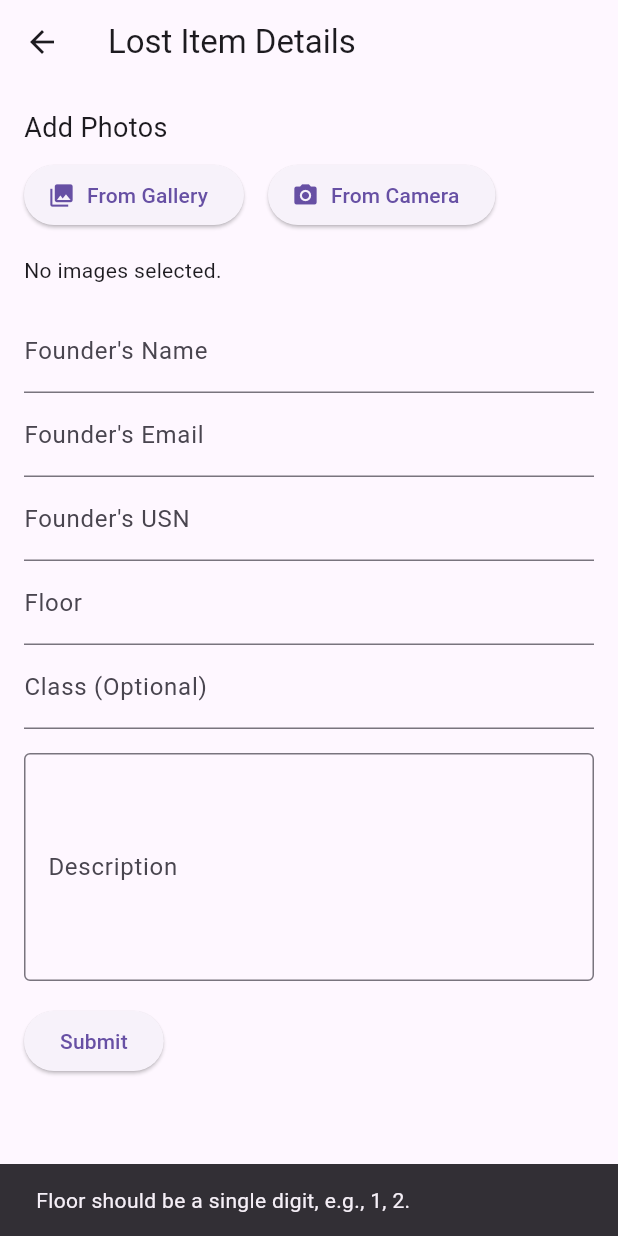
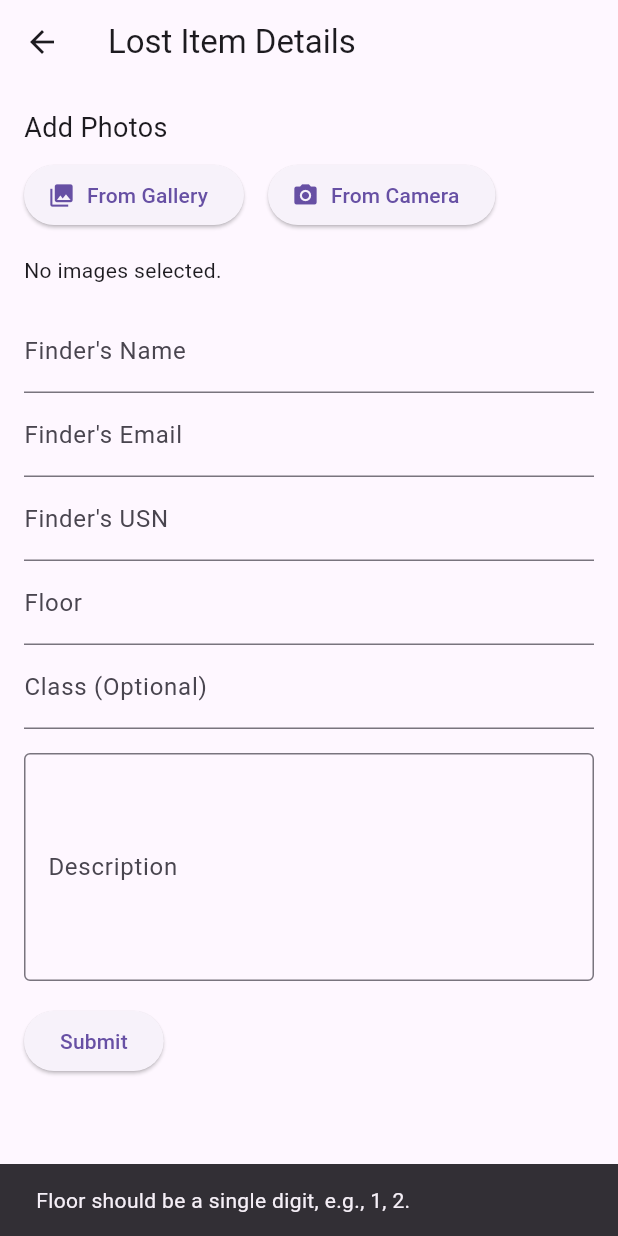
Before and after one commit to nishanthhks/Find-It-Fast, a Flutter app: the LostItemDetailsPage screen opened by its route, after a tap on "Submit", on a phone screen of 412 x 824 dp. Run offline on Flutter 3.47's test engine with Material 3 defaults, Android fonts, the phone set to English and light mode, and no system bars; our stand-ins replace cloud_firestore, firebase_auth, firebase_core, firebase_storage, image_picker; accounts and stored records are empty.

Commit message:
some grammer chages

```diff
--- a/lib/main.dart
+++ b/lib/main.dart
@@ -44,6 +44,7 @@ class MyApp extends StatelessWidget {
         // home: StudentHomePage(),
         home: _buildAuthStateWidget(),
         routes: {
+          // "/": (context) => _buildAuthStateWidget(),
           MyRouts.adminStudentButtonRout: (context) => AdminStudentButtonPage(),
           MyRouts.adminLoginRout: (context) => AdminLoginPage(),
           MyRouts.studentLoginRout: (context) => StudentLoginPage(),
--- a/lib/pages/admin_home_page.dart
+++ b/lib/pages/admin_home_page.dart
@@ -94,7 +94,7 @@ class _AdminHomePageState extends State<AdminHomePage> {
                         child: Column(
                           crossAxisAlignment: CrossAxisAlignment.start,
                           children: [
-                            Text('Founder: ${data['founderName']}'),
+                            Text('Finder: ${data['finderName']}'),
                             Text('Date: ${data['date']}'),
                           ],
                         ),
@@ -250,9 +250,9 @@ class _ItemDetailsDialogState extends State<ItemDetailsDialog> {
                 Text('Description: ${widget.data['description']}'),
                 Text('Floor: ${widget.data['floor']}'),
                 Text('Class: ${widget.data['class']}'),
-                Text('Founder: ${widget.data['founderName']}'),
-                Text('Founder Email: ${widget.data['founderEmail']}'),
-                Text('Founder USN: ${widget.data['founderUsn']}'),
+                Text("Finder's: ${widget.data['finderName']}"),
+                Text("Finder's Email: ${widget.data['finderEmail']}"),
+                Text("Finder's USN: ${widget.data['finderUsn']}"),
                 Text('Date: ${widget.data['date']}'),
                 SizedBox(height: 16),
                 ElevatedButton(
--- a/lib/pages/lost_item_bin_catalog.dart
+++ b/lib/pages/lost_item_bin_catalog.dart
@@ -58,7 +58,7 @@ class LostItemBinCatalog extends StatelessWidget {
                         child: Column(
                           crossAxisAlignment: CrossAxisAlignment.start,
                           children: [
-                            Text('Founder: ${data['founderName']}'),
+                            Text('Finder: ${data['finderName']}'),
                             Text('Date: ${data['date']}'),
                           ],
                         ),
@@ -116,9 +116,9 @@ class CollectedItemDetailsDialog extends StatelessWidget {
                 Text('Description: ${data['description']}'),
                 Text('Floor: ${data['floor']}'),
                 Text('Class: ${data['class']}'),
-                Text('Founder: ${data['founderName']}'),
-                Text('Founder Email: ${data['founderEmail']}'),
-                Text('Founder USN: ${data['founderUsn']}'),
+                Text("Finders's: ${data['finderName']}"),
+                Text("Finders's Email: ${data['finderEmail']}"),
+                Text("Finders's USN: ${data['finderUsn']}"),
                 Text('Date: ${data['date']}'),
                 SizedBox(height: 16),
                 Text('Receiver Name: ${data['receiverName']}'),
--- a/lib/pages/lost_item_details_page.dart
+++ b/lib/pages/lost_item_details_page.dart
@@ -18,9 +18,9 @@ class _LostItemDetailsPageState extends State<LostItemDetailsPage> {
 
   final TextEditingController floorController = TextEditingController();
   final TextEditingController classController = TextEditingController();
-  final TextEditingController founderNameController = TextEditingController();
-  final TextEditingController founderUsnController = TextEditingController();
-  final TextEditingController founderEmailController = TextEditingController();
+  final TextEditingController finderNameController = TextEditingController();
+  final TextEditingController finderUsnController = TextEditingController();
+  final TextEditingController finderEmailController = TextEditingController();
   final TextEditingController descriptionController = TextEditingController();
 
   List<XFile> selectedImages = [];
@@ -59,7 +59,7 @@ class _LostItemDetailsPageState extends State<LostItemDetailsPage> {
         String fileName = DateTime.now().millisecondsSinceEpoch.toString();
         UploadTask uploadTask = FirebaseStorage.instance
             .ref()
-            .child(founderUsnController.text)
+            .child(finderUsnController.text)
             .child(fileName)
             .putFile(file);
 
@@ -101,9 +101,9 @@ class _LostItemDetailsPageState extends State<LostItemDetailsPage> {
         'date': formattedDate,
         'floor': floorController.text,
         'class': classController.text,
-        'founderEmail': founderEmailController.text,
-        'founderUsn': founderUsnController.text,
-        'founderName': founderNameController.text,
+        'finderEmail': finderEmailController.text,
+        'finderUsn': finderUsnController.text,
+        'finderName': finderNameController.text,
         'description': descriptionController.text,
       });
       print('Details saved to Firestore'); // Debug print
@@ -137,24 +137,24 @@ class _LostItemDetailsPageState extends State<LostItemDetailsPage> {
       );
       return false;
     }
-    if (founderNameController.text.isEmpty) {
+    if (finderNameController.text.isEmpty) {
       ScaffoldMessenger.of(context).showSnackBar(
-        SnackBar(content: Text('Founder\'s name is required.')),
+        SnackBar(content: Text('finder\'s name is required.')),
       );
       return false;
     }
-    if (!emailRegExp.hasMatch(founderEmailController.text)) {
+    if (!emailRegExp.hasMatch(finderEmailController.text)) {
       ScaffoldMessenger.of(context).showSnackBar(
         SnackBar(
-            content: Text('Founder\'s email should end with @bmsce.ac.in')),
+            content: Text('finder\'s email should end with @bmsce.ac.in')),
       );
       return false;
     }
-    if (!usnRegExp.hasMatch(founderUsnController.text)) {
+    if (!usnRegExp.hasMatch(finderUsnController.text)) {
       ScaffoldMessenger.of(context).showSnackBar(
         SnackBar(
             content: Text(
-                'Founder\'s USN format is invalid. Ex: 1BM22CS183, 1BM23IS263')),
+                'finder\'s USN format is invalid. Ex: 1BM22CS183, 1BM23IS263')),
       );
       return false;
     }
@@ -260,17 +260,17 @@ class _LostItemDetailsPageState extends State<LostItemDetailsPage> {
                     ),
               SizedBox(height: 16),
               TextField(
-                controller: founderNameController,
-                decoration: InputDecoration(labelText: 'Founder\'s Name'),
+                controller: finderNameController,
+                decoration: InputDecoration(labelText: 'Finder\'s Name'),
               ),
               TextField(
-                controller: founderEmailController,
-                decoration: InputDecoration(labelText: 'Founder\'s Email'),
+                controller: finderEmailController,
+                decoration: InputDecoration(labelText: 'Finder\'s Email'),
                 keyboardType: TextInputType.emailAddress,
               ),
               TextField(
-                controller: founderUsnController,
-                decoration: InputDecoration(labelText: 'Founder\'s USN'),
+                controller: finderUsnController,
+                decoration: InputDecoration(labelText: 'Finder\'s USN'),
               ),
               TextField(
                 controller: floorController,
--- a/lib/pages/student_home_page.dart
+++ b/lib/pages/student_home_page.dart
@@ -123,7 +123,7 @@ class _StudentHomePageState extends State<StudentHomePage> {
                         child: Column(
                           crossAxisAlignment: CrossAxisAlignment.start,
                           children: [
-                            Text('Founder: ${data['founderName']}'),
+                            Text('Finder: ${data['finderName']}'),
                             Text('Date: ${data['date']}'),
                           ],
                         ),
@@ -217,9 +217,9 @@ class StudentItemDetailsDialog extends StatelessWidget {
                 Text('Description: ${data['description']}'),
                 Text('Floor: ${data['floor']}'),
                 Text('Class: ${data['class']}'),
-                Text('Founder: ${data['founderName']}'),
-                Text('Founder Email: ${data['founderEmail']}'),
-                Text('Founder USN: ${data['founderUsn']}'),
+                Text("Finder: ${data['finderName']}"),
+                Text("Finder's Email: ${data['finderEmail']}"),
+                Text("Finder's USN: ${data['finderUsn']}"),
                 Text('Date: ${data['date']}'),
               ],
             ),
```
Lines whose indentation alone changed are shown as unchanged.
